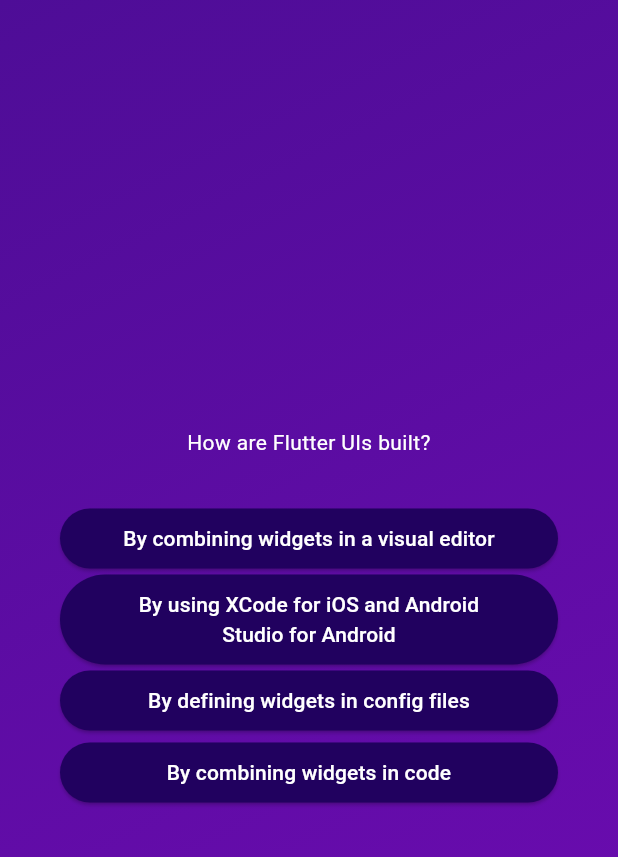
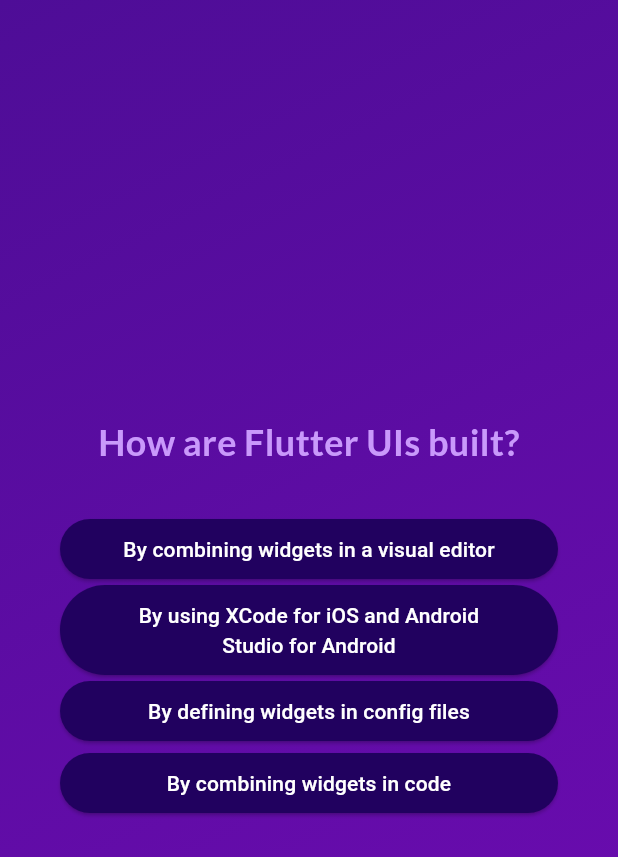
Before and after one commit to pdarko99/adv_basics, a Flutter app: the screen it shows after launch, after a tap on "Start quiz", after a tap on "Components", on a phone screen of 412 x 824 dp. Shown: the top 857 px of the screen. Run offline on Flutter 3.47's test engine with Material 3 defaults, Android fonts, the phone set to English and light mode, and no system bars; our stand-ins replace google_fonts.

```diff
--- a/lib/questions_screen.dart
+++ b/lib/questions_screen.dart
@@ -1,9 +1,15 @@
 import 'package:adv_basics/answer_button.dart';
 import 'package:adv_basics/data/questions.dart';
 import 'package:flutter/material.dart';
+import 'package:google_fonts/google_fonts.dart';
 
 class QuestionsScreen extends StatefulWidget {
-  const QuestionsScreen({super.key});
+  const QuestionsScreen({
+    super.key,
+    required this.onSelectAnswer,
+  });
+
+  final void Function(String answer) onSelectAnswer;
   @override
   State<QuestionsScreen> createState() {
     return _QuestionsScreenState();
@@ -13,7 +19,8 @@ class QuestionsScreen extends StatefulWidget {
 class _QuestionsScreenState extends State<QuestionsScreen> {
   var currentQuestionIndex = 0;
 
-  void answerQuestion() {
+  void answerQuestion(String selectedAnswer) {
+    widget.onSelectAnswer(selectedAnswer);
     setState(() {
       currentQuestionIndex += 1;
     });
@@ -32,7 +39,10 @@ class _QuestionsScreenState extends State<QuestionsScreen> {
           children: [
             Text(
               currentQuestion.text,
-              style: const TextStyle(color: Colors.white),
+              style: GoogleFonts.lato(
+                  color: const Color.fromARGB(255, 201, 153, 251),
+                  fontSize: 24,
+                  fontWeight: FontWeight.bold),
               textAlign: TextAlign.center,
             ),
             const SizedBox(
@@ -42,7 +52,9 @@ class _QuestionsScreenState extends State<QuestionsScreen> {
               (answer) {
                 return AnswerButton(
                   answer,
-                  answerQuestion,
+                  () {
+                    answerQuestion(answer);
+                  },
                 );
               },
             ),
--- a/lib/quiz.dart
+++ b/lib/quiz.dart
@@ -1,3 +1,4 @@
+import 'package:adv_basics/data/questions.dart';
 import 'package:adv_basics/questions_screen.dart';
 import 'package:adv_basics/start_screen.dart';
 import 'package:flutter/material.dart';
@@ -12,6 +13,17 @@ class Quiz extends StatefulWidget {
 
 class _QuizState extends State<Quiz> {
   Widget? activeScreen;
+  List<String> selectedAnswers = [];
+
+  void chooseAnswer(String answer) {
+    selectedAnswers.add(answer);
+    if (selectedAnswers.length == questions.length) {
+      setState(() {
+        selectedAnswers = [];
+        activeScreen = StartScreen(switchScreen);
+      });
+    }
+  }
 
   @override
   void initState() {
@@ -21,7 +33,9 @@ class _QuizState extends State<Quiz> {
 
   void switchScreen() {
     setState(() {
-      activeScreen = const QuestionsScreen();
+      activeScreen = QuestionsScreen(
+        onSelectAnswer: chooseAnswer,
+      );
     });
   }
 
--- a/pubspec.yaml
+++ b/pubspec.yaml
@@ -34,6 +34,7 @@ dependencies:
   # The following adds the Cupertino Icons font to your application.
   # Use with the CupertinoIcons class for iOS style icons.
   cupertino_icons: ^1.0.2
+  google_fonts: ^6.1.0
 
 dev_dependencies:
   flutter_test:
```
Also changed, not shown: pubspec.lock, 7 other files.
